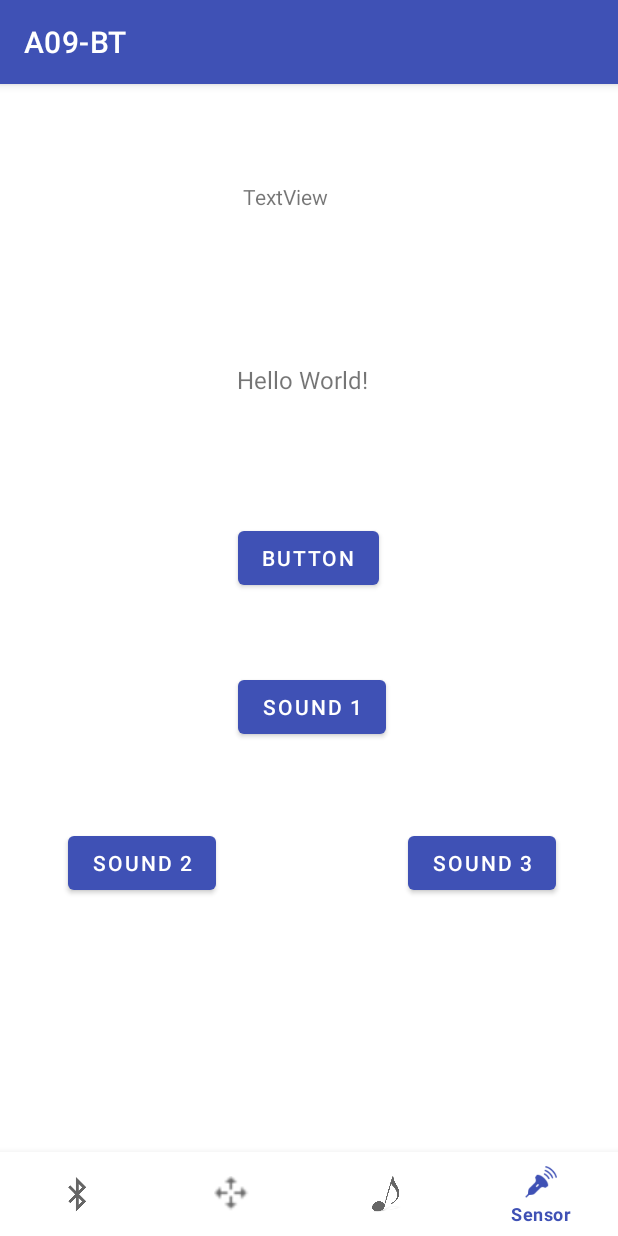
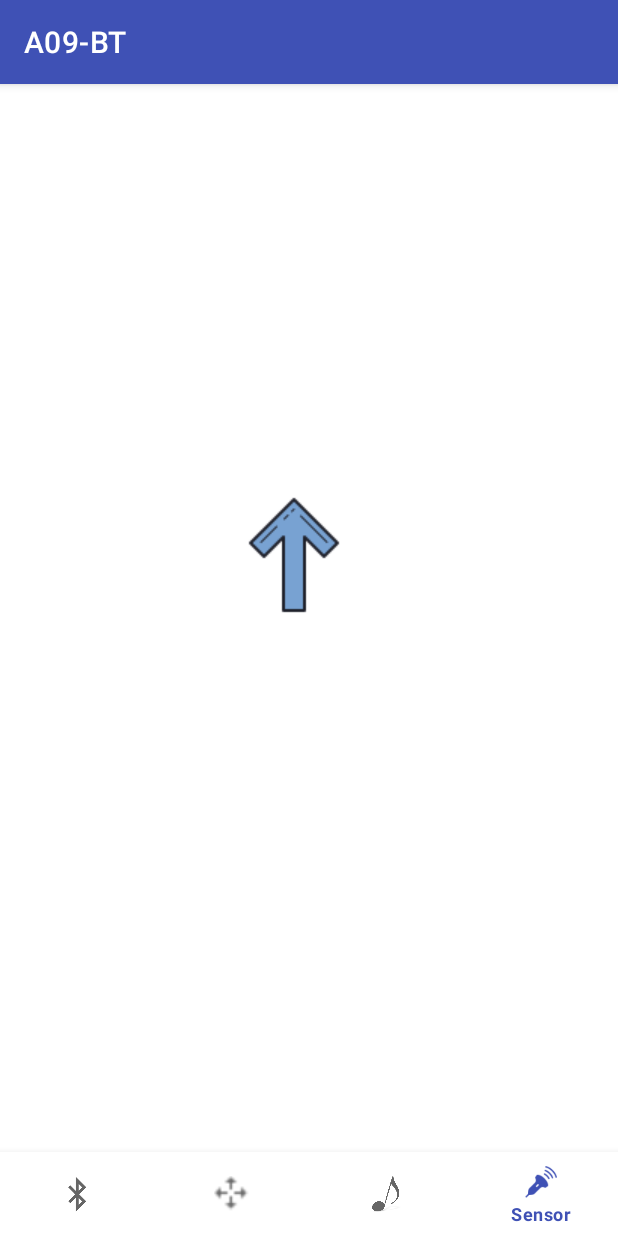
Before and after one commit to rhulucas/ev301, an Android app: the screen it shows after launch (MainActivity), item 4 of the bottom bar chosen, on a phone screen of 412 x 824 dp. Run offline under Robolectric (Android 15) with nearby library versions, the phone set to English and light mode, and no system bars.

Commit message:
Add touch sensor

```diff
--- a/A000-sound/app/src/main/res/layout/fragment_sensor.xml
+++ b/A000-sound/app/src/main/res/layout/fragment_sensor.xml
@@ -6,81 +6,19 @@
     android:layout_height="match_parent"
     tools:context=".MainActivity">
 
-    <TextView
-        android:id="@+id/vv_tvOut2"
-        android:layout_width="wrap_content"
-        android:layout_height="wrap_content"
-        android:text="Hello World!"
-        android:textSize="16sp"
-        app:layout_constraintBottom_toBottomOf="parent"
-        app:layout_constraintHorizontal_bias="0.486"
-        app:layout_constraintLeft_toLeftOf="parent"
-        app:layout_constraintRight_toRightOf="parent"
-        app:layout_constraintTop_toTopOf="parent"
-        app:layout_constraintVertical_bias="0.27" />
 
-    <Button
-        android:id="@+id/button"
-        android:layout_width="wrap_content"
-        android:layout_height="wrap_content"
-        android:text="Button"
+    <ImageButton
+        android:id="@+id/vv_forward"
+        android:layout_width="118dp"
+        android:layout_height="109dp"
+        android:background="@color/white"
         app:layout_constraintBottom_toBottomOf="parent"
         app:layout_constraintEnd_toEndOf="parent"
-        app:layout_constraintHorizontal_bias="0.498"
-        app:layout_constraintStart_toStartOf="parent"
-        app:layout_constraintTop_toBottomOf="@+id/vv_tvOut2"
-        app:layout_constraintVertical_bias="0.184" />
-
-    <TextView
-        android:id="@+id/vv_tvOut1"
-        android:layout_width="wrap_content"
-        android:layout_height="wrap_content"
-        android:text="TextView"
-        app:layout_constraintBottom_toTopOf="@+id/vv_tvOut2"
-        app:layout_constraintEnd_toEndOf="parent"
-        app:layout_constraintHorizontal_bias="0.456"
+        app:layout_constraintHorizontal_bias="0.464"
         app:layout_constraintStart_toStartOf="parent"
         app:layout_constraintTop_toTopOf="parent"
-        app:layout_constraintVertical_bias="0.393" />
-
-    <Button
-        android:id="@+id/buttonSound1"
-        android:layout_width="wrap_content"
-        android:layout_height="wrap_content"
-        android:onClick="onSound1Click"
-        android:text="Sound 1"
-        app:layout_constraintBottom_toBottomOf="parent"
-        app:layout_constraintEnd_toEndOf="parent"
-        app:layout_constraintHorizontal_bias="0.506"
-        app:layout_constraintStart_toStartOf="parent"
-        app:layout_constraintTop_toBottomOf="@+id/button"
-        app:layout_constraintVertical_bias="0.158" />
-
-    <Button
-        android:id="@+id/buttonSound2"
-        android:layout_width="wrap_content"
-        android:layout_height="wrap_content"
-        android:onClick="onSound2Click"
-        android:text="Sound 2"
-        app:layout_constraintBottom_toBottomOf="parent"
-        app:layout_constraintEnd_toEndOf="parent"
-        app:layout_constraintHorizontal_bias="0.144"
-        app:layout_constraintStart_toStartOf="parent"
-        app:layout_constraintTop_toTopOf="parent"
-        app:layout_constraintVertical_bias="0.746" />
-
-    <Button
-        android:id="@+id/buttonSound3"
-        android:layout_width="wrap_content"
-        android:layout_height="wrap_content"
-        android:onClick="onSound3Click"
-        android:text="Sound 3"
-        app:layout_constraintBottom_toBottomOf="parent"
-        app:layout_constraintEnd_toEndOf="parent"
-        app:layout_constraintHorizontal_bias="0.868"
-        app:layout_constraintStart_toStartOf="parent"
-        app:layout_constraintTop_toTopOf="parent"
-        app:layout_constraintVertical_bias="0.746" />
+        app:layout_constraintVertical_bias="0.43"
+        app:srcCompat="@drawable/up102" />
 
 
 </androidx.constraintlayout.widget.ConstraintLayout>
```
Also changed, not shown: A000-sound/app/src/main/java/com/example/a09_bt/SensorFragment.java (+42 -5 lines), A000-sound/app/src/main/res/layout/fragment_sound.xml (+8 -34 lines), A000-sound/app/src/main/res/drawable/up102.png (added).
